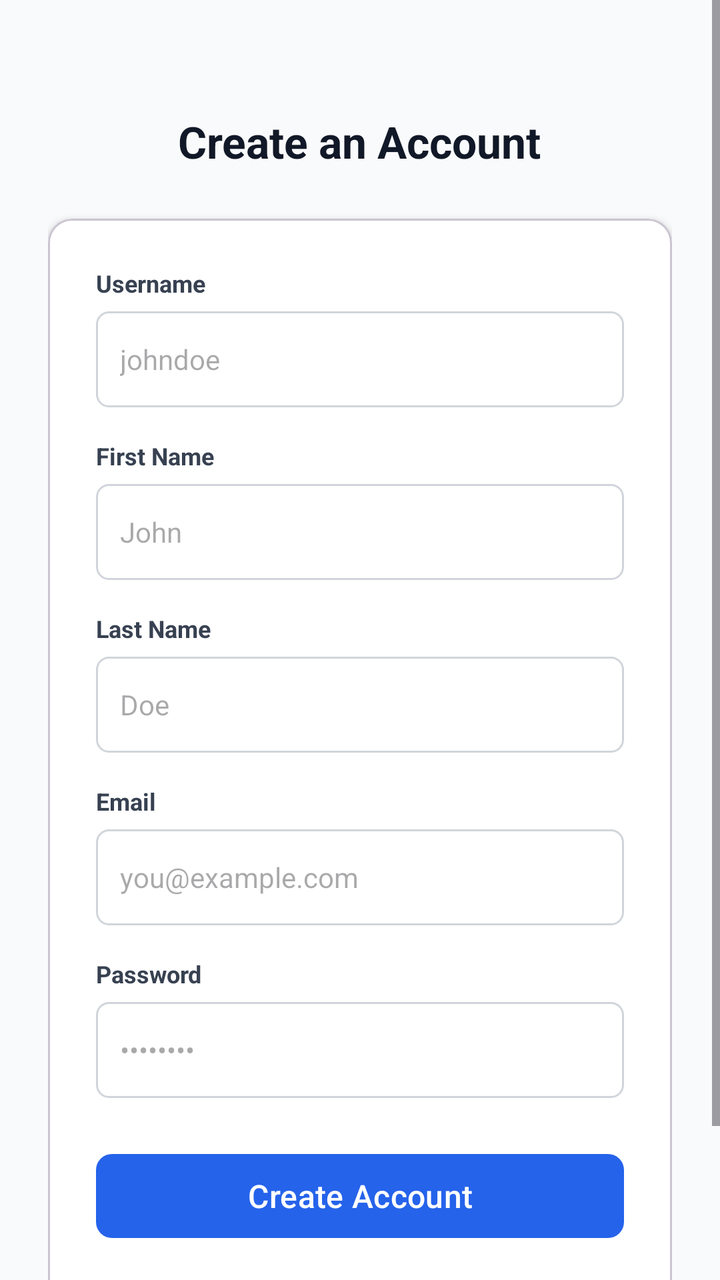
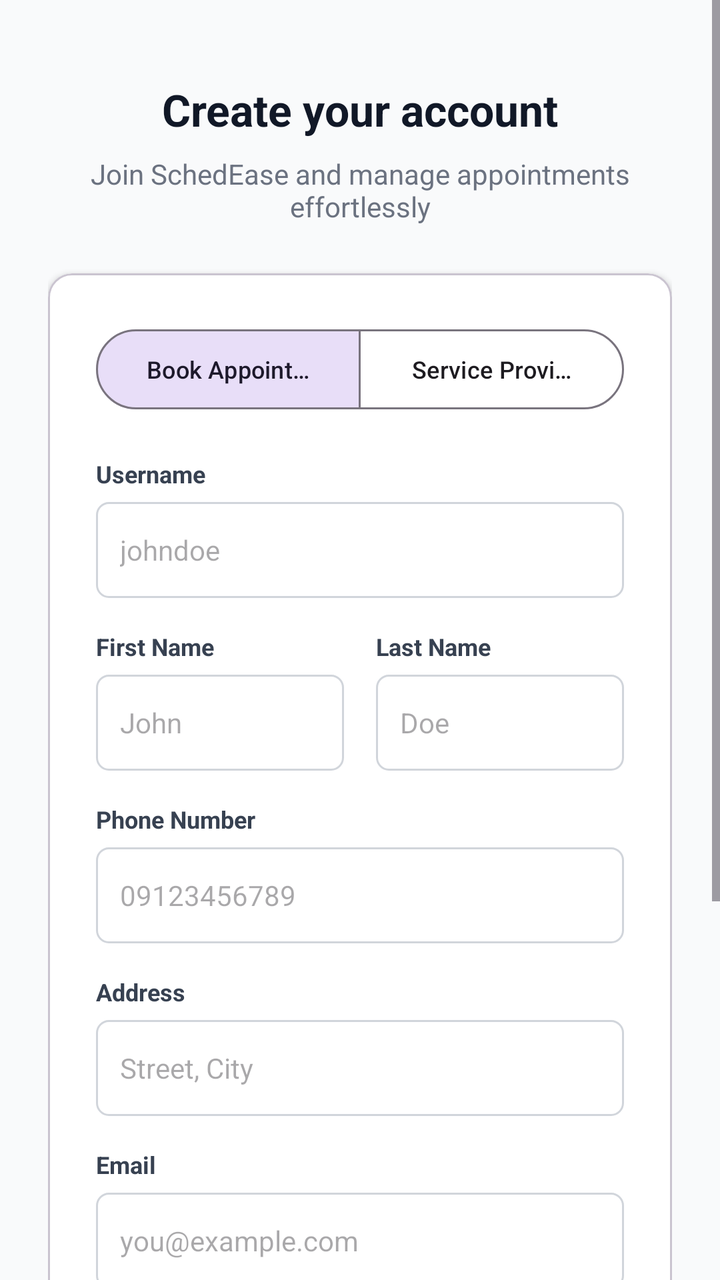

Compare the two renders of this Android layout. The source of the first and the diff that turns it into the second are given below.
<!-- AndroidManifest.xml: application theme Theme.Schedease -->
<!-- res/layout/activity_register.xml -->
<?xml version="1.0" encoding="utf-8"?>
<ScrollView xmlns:android="http://schemas.android.com/apk/res/android"
    xmlns:app="http://schemas.android.com/apk/res-auto"
    android:layout_width="match_parent"
    android:layout_height="match_parent"
    android:fillViewport="true"
    android:background="#F9FAFB">

    <LinearLayout
        android:layout_width="match_parent"
        android:layout_height="wrap_content"
        android:orientation="vertical"
        android:padding="24dp"
        android:gravity="center_horizontal">

        <Space
            android:layout_width="match_parent"
            android:layout_height="32dp" />

        <TextView
            android:layout_width="wrap_content"
            android:layout_height="wrap_content"
            android:text="Create an Account"
            android:textSize="22sp"
            android:textStyle="bold"
            android:textColor="#111827"
            android:layout_marginBottom="24dp"/>

        <com.google.android.material.card.MaterialCardView
            android:layout_width="match_parent"
            android:layout_height="wrap_content"
            app:cardCornerRadius="12dp"
            app:cardElevation="2dp"
            app:cardBackgroundColor="@android:color/white"
            android:layout_marginBottom="24dp">

            <LinearLayout
                android:layout_width="match_parent"
                android:layout_height="wrap_content"
                android:orientation="vertical"
                android:padding="24dp">

                <TextView
                    android:layout_width="wrap_content"
                    android:layout_height="wrap_content"
                    android:text="Username"
                    android:textSize="12sp"
                    android:textStyle="bold"
                    android:textColor="#374151"
                    android:layout_marginBottom="6dp"/>
                <EditText
                    android:id="@+id/etRegUsername"
                    android:layout_width="match_parent"
                    android:layout_height="48dp"
                    android:background="@drawable/rounded_edittext"
                    android:hint="johndoe"
                    android:paddingHorizontal="12dp"
                    android:textSize="14sp"
                    android:layout_marginBottom="16dp"/>

                <TextView
                    android:layout_width="wrap_content"
                    android:layout_height="wrap_content"
                    android:text="First Name"
                    android:textSize="12sp"
                    android:textStyle="bold"
                    android:textColor="#374151"
                    android:layout_marginBottom="6dp"/>
                <EditText
                    android:id="@+id/etRegFirstName"
                    android:layout_width="match_parent"
                    android:layout_height="48dp"
                    android:background="@drawable/rounded_edittext"
                    android:hint="John"
                    android:inputType="textCapWords"
                    android:paddingHorizontal="12dp"
                    android:textSize="14sp"
                    android:layout_marginBottom="16dp"/>

                <TextView
                    android:layout_width="wrap_content"
                    android:layout_height="wrap_content"
                    android:text="Last Name"
                    android:textSize="12sp"
                    android:textStyle="bold"
                    android:textColor="#374151"
                    android:layout_marginBottom="6dp"/>
                <EditText
                    android:id="@+id/etRegLastName"
                    android:layout_width="match_parent"
                    android:layout_height="48dp"
                    android:background="@drawable/rounded_edittext"
                    android:hint="Doe"
                    android:inputType="textCapWords"
                    android:paddingHorizontal="12dp"
                    android:textSize="14sp"
                    android:layout_marginBottom="16dp"/>

                <TextView
                    android:layout_width="wrap_content"
                    android:layout_height="wrap_content"
                    android:text="Email"
                    android:textSize="12sp"
                    android:textStyle="bold"
                    android:textColor="#374151"
                    android:layout_marginBottom="6dp"/>
                <EditText
                    android:id="@+id/etRegEmail"
                    android:layout_width="match_parent"
                    android:layout_height="48dp"
                    android:background="@drawable/rounded_edittext"
                    android:hint="you@example.com"
                    android:inputType="textEmailAddress"
                    android:paddingHorizontal="12dp"
                    android:textSize="14sp"
                    android:layout_marginBottom="16dp"/>

                <TextView
                    android:layout_width="wrap_content"
                    android:layout_height="wrap_content"
                    android:text="Password"
                    android:textSize="12sp"
                    android:textStyle="bold"
                    android:textColor="#374151"
                    android:layout_marginBottom="6dp"/>
                <EditText
                    android:id="@+id/etRegPassword"
                    android:layout_width="match_parent"
                    android:layout_height="48dp"
                    android:background="@drawable/rounded_edittext"
                    android:hint="••••••••"
                    android:inputType="textPassword"
                    android:paddingHorizontal="12dp"
                    android:textSize="14sp"
                    android:layout_marginBottom="24dp"/>

                <com.google.android.material.button.MaterialButton
                    android:id="@+id/btnCreateAccount"
                    android:layout_width="match_parent"
                    android:layout_height="50dp"
                    android:text="Create Account"
                    android:textAllCaps="false"
                    android:textSize="16sp"
                    app:cornerRadius="8dp"
                    app:backgroundTint="#2563EB"
                    android:layout_marginBottom="16dp"/>

                <LinearLayout
                    android:layout_width="match_parent"
                    android:layout_height="wrap_content"
                    android:gravity="center"
                    android:orientation="horizontal">

                    <TextView
                        android:layout_width="wrap_content"
                        android:layout_height="wrap_content"
                        android:text="Already have an account? "
                        android:textColor="#6B7280"
                        android:textSize="12sp"/>

                    <TextView
                        android:id="@+id/tvSignIn"
                        android:layout_width="wrap_content"
                        android:layout_height="wrap_content"
                        android:text="Sign in"
                        android:textColor="#2563EB"
                        android:textStyle="bold"
                        android:textSize="12sp"/>
                </LinearLayout>

            </LinearLayout>
        </com.google.android.material.card.MaterialCardView>
    </LinearLayout>
</ScrollView>
<!-- resources referenced by this layout -->
<resources>
  <!-- drawable rounded_edittext (drawable) -->
  <?xml version="1.0" encoding="utf-8"?>
  <shape xmlns:android="http://schemas.android.com/apk/res/android">
      <solid android:color="#FFFFFF" />
      <stroke android:width="1dp" android:color="#D1D5DB" /> <corners android:radius="6dp" />
  </shape>
  <style name="Theme.Schedease" parent="Base.Theme.Schedease" />
  <style name="Base.Theme.Schedease" parent="Theme.Material3.DayNight.NoActionBar">
          
          
      </style>
</resources>

<!-- the commit's change to res/layout/activity_register.xml (unified diff, before → after) -->
@@ -15,15 +15,24 @@
 
         <Space
             android:layout_width="match_parent"
-            android:layout_height="32dp" />
+            android:layout_height="16dp" />
 
         <TextView
             android:layout_width="wrap_content"
             android:layout_height="wrap_content"
-            android:text="Create an Account"
+            android:text="Create your account"
             android:textSize="22sp"
             android:textStyle="bold"
-            android:textColor="#111827"
+            android:textColor="#111827" />
+
+        <TextView
+            android:layout_width="wrap_content"
+            android:layout_height="wrap_content"
+            android:text="Join SchedEase and manage appointments effortlessly"
+            android:textSize="14sp"
+            android:textColor="#6B7280"
+            android:gravity="center"
+            android:layout_marginTop="8dp"
             android:layout_marginBottom="24dp"/>
 
         <com.google.android.material.card.MaterialCardView
@@ -40,6 +49,36 @@
                 android:orientation="vertical"
                 android:padding="24dp">
 
+                <com.google.android.material.button.MaterialButtonToggleGroup
+                    android:id="@+id/toggleRole"
+                    android:layout_width="match_parent"
+                    android:layout_height="wrap_content"
+                    app:singleSelection="true"
+                    app:selectionRequired="true"
+                    app:checkedButton="@id/btnRoleClient"
+                    android:layout_marginBottom="20dp">
+
+                    <com.google.android.material.button.MaterialButton
+                        android:id="@+id/btnRoleClient"
+                        android:layout_width="0dp"
+                        android:layout_weight="1"
+                        android:layout_height="wrap_content"
+                        style="?attr/materialButtonOutlinedStyle"
+                        android:text="Book Appointments"
+                        android:textAllCaps="false"
+                        android:textSize="12sp"/>
+
+                    <com.google.android.material.button.MaterialButton
+                        android:id="@+id/btnRoleProvider"
+                        android:layout_width="0dp"
+                        android:layout_weight="1"
+                        android:layout_height="wrap_content"
+                        style="?attr/materialButtonOutlinedStyle"
+                        android:text="Service Provider"
+                        android:textAllCaps="false"
+                        android:textSize="12sp"/>
+                </com.google.android.material.button.MaterialButtonToggleGroup>
+
                 <TextView
                     android:layout_width="wrap_content"
                     android:layout_height="wrap_content"
@@ -58,40 +97,99 @@
                     android:textSize="14sp"
                     android:layout_marginBottom="16dp"/>
 
-                <TextView
-                    android:layout_width="wrap_content"
-                    android:layout_height="wrap_content"
-                    android:text="First Name"
-                    android:textSize="12sp"
-                    android:textStyle="bold"
-                    android:textColor="#374151"
-                    android:layout_marginBottom="6dp"/>
-                <EditText
-                    android:id="@+id/etRegFirstName"
-                    android:layout_width="match_parent"
-                    android:layout_height="48dp"
-                    android:background="@drawable/rounded_edittext"
-                    android:hint="John"
-                    android:inputType="textCapWords"
-                    android:paddingHorizontal="12dp"
-                    android:textSize="14sp"
-                    android:layout_marginBottom="16dp"/>
-
-                <TextView
-                    android:layout_width="wrap_content"
-                    android:layout_height="wrap_content"
-                    android:text="Last Name"
-                    android:textSize="12sp"
-                    android:textStyle="bold"
-                    android:textColor="#374151"
-                    android:layout_marginBottom="6dp"/>
-                <EditText
-                    android:id="@+id/etRegLastName"
-                    android:layout_width="match_parent"
-                    android:layout_height="48dp"
-                    android:background="@drawable/rounded_edittext"
-                    android:hint="Doe"
-                    android:inputType="textCapWords"
+                <LinearLayout
+                    android:layout_width="match_parent"
+                    android:layout_height="wrap_content"
+                    android:orientation="horizontal"
+                    android:baselineAligned="false"
+                    android:layout_marginBottom="16dp">
+
+                    <LinearLayout
+                        android:layout_width="0dp"
+                        android:layout_weight="1"
+                        android:layout_height="wrap_content"
+                        android:orientation="vertical"
+                        android:layout_marginEnd="8dp">
+                        <TextView
+                            android:layout_width="wrap_content"
+                            android:layout_height="wrap_content"
+                            android:text="First Name"
+                            android:textSize="12sp"
+                            android:textStyle="bold"
+                            android:textColor="#374151"
+                            android:layout_marginBottom="6dp"/>
+                        <EditText
+                            android:id="@+id/etRegFirstName"
+                            android:layout_width="match_parent"
+                            android:layout_height="48dp"
+                            android:background="@drawable/rounded_edittext"
+                            android:hint="John"
+                            android:inputType="textCapWords"
+                            android:paddingHorizontal="12dp"
+                            android:textSize="14sp"/>
+                    </LinearLayout>
+
+                    <LinearLayout
+                        android:layout_width="0dp"
+                        android:layout_weight="1"
+                        android:layout_height="wrap_content"
+                        android:orientation="vertical"
+                        android:layout_marginStart="8dp">
+                        <TextView
+                            android:layout_width="wrap_content"
+                            android:layout_height="wrap_content"
+                            android:text="Last Name"
+                            android:textSize="12sp"
+                            android:textStyle="bold"
+                            android:textColor="#374151"
+                            android:layout_marginBottom="6dp"/>
+                        <EditText
+                            android:id="@+id/etRegLastName"
+                            android:layout_width="match_parent"
+                            android:layout_height="48dp"
+                            android:background="@drawable/rounded_edittext"
+                            android:hint="Doe"
+                            android:inputType="textCapWords"
+                            android:paddingHorizontal="12dp"
+                            android:textSize="14sp"/>
+                    </LinearLayout>
+                </LinearLayout>
+
+                <TextView
+                    android:layout_width="wrap_content"
+                    android:layout_height="wrap_content"
+                    android:text="Phone Number"
+                    android:textSize="12sp"
+                    android:textStyle="bold"
+                    android:textColor="#374151"
+                    android:layout_marginBottom="6dp"/>
+                <EditText
+                    android:id="@+id/etRegPhoneNumber"
+                    android:layout_width="match_parent"
+                    android:layout_height="48dp"
+                    android:background="@drawable/rounded_edittext"
+                    android:hint="09123456789"
+                    android:inputType="phone"
+                    android:maxLength="11"
+                    android:paddingHorizontal="12dp"
+                    android:textSize="14sp"
+                    android:layout_marginBottom="16dp"/>
+
+                <TextView
+                    android:layout_width="wrap_content"
+                    android:layout_height="wrap_content"
+                    android:text="Address"
+                    android:textSize="12sp"
+                    android:textStyle="bold"
+                    android:textColor="#374151"
+                    android:layout_marginBottom="6dp"/>
+                <EditText
+                    android:id="@+id/etRegAddress"
+                    android:layout_width="match_parent"
+                    android:layout_height="48dp"
+                    android:background="@drawable/rounded_edittext"
+                    android:hint="Street, City"
+                    android:inputType="textPostalAddress"
                     android:paddingHorizontal="12dp"
                     android:textSize="14sp"
                     android:layout_marginBottom="16dp"/>
